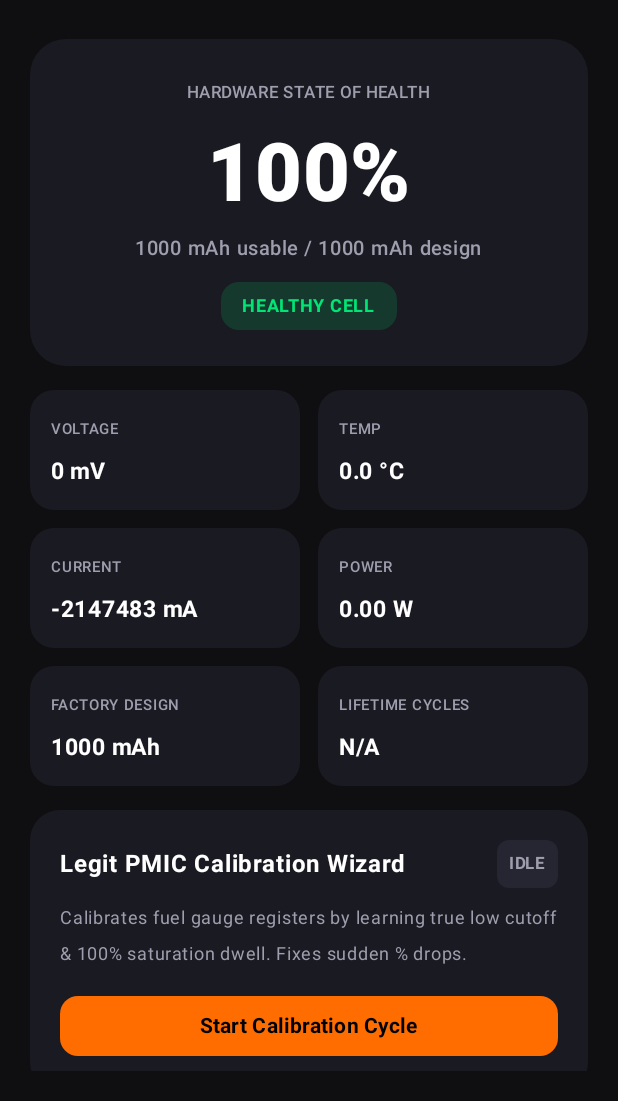
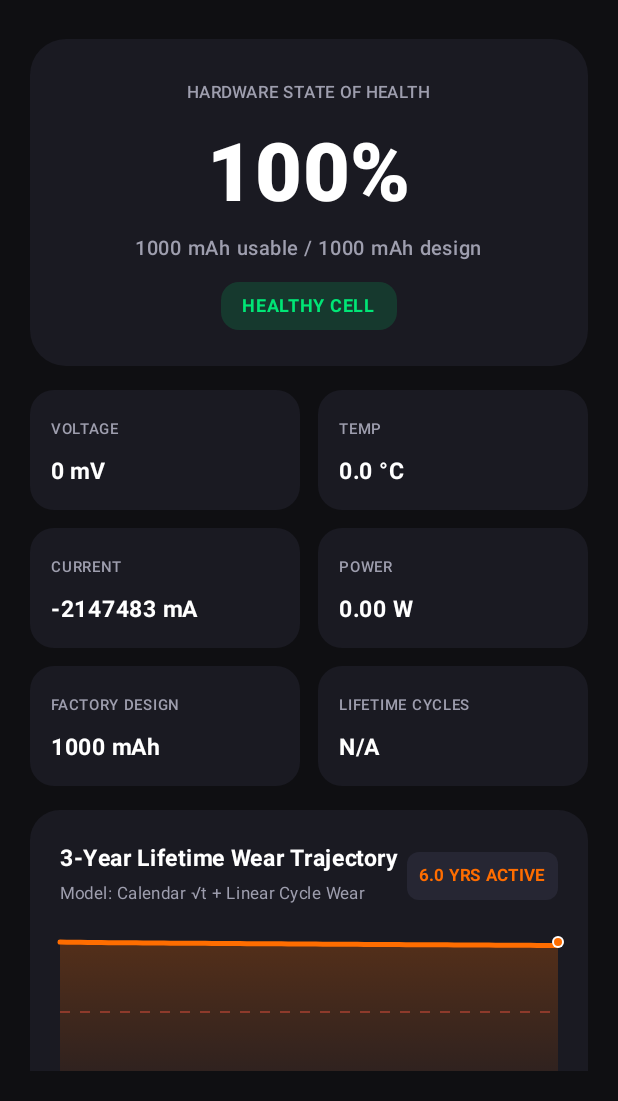
Before and after one commit to manuelmania93-svg/BatteryFox, an Android app built with Jetpack Compose: the screen it shows after launch (MainActivity), on a phone screen of 412 x 824 dp, the part 135-1236 px from its top. Run offline under Robolectric (Android 15) with nearby library versions, the light colour scheme and no system bars.

Commit message:
feat(ui): plug LifetimeWearCard into Dashboard with OTA-resilient device age calculation

```diff
--- a/app/src/main/java/com/batteryfox/app/presentation/ui/DashboardScreen.kt
+++ b/app/src/main/java/com/batteryfox/app/presentation/ui/DashboardScreen.kt
@@ -23,6 +23,7 @@ import androidx.compose.ui.unit.dp
 import androidx.compose.ui.unit.sp
 import com.batteryfox.app.R
 import com.batteryfox.app.presentation.theme.*
+import com.batteryfox.app.presentation.ui.components.LifetimeWearCard
 import com.batteryfox.app.presentation.viewmodel.BatteryViewModel
 import com.batteryfox.app.presentation.viewmodel.CalibrationStep
 
@@ -146,6 +147,14 @@ fun DashboardScreen(viewModel: BatteryViewModel) {
             TelemetryCard(title = "FACTORY DESIGN", value = "${state.factoryDesignMah} mAh", modifier = Modifier.weight(1f))
             TelemetryCard(title = "LIFETIME CYCLES", value = state.cycleCount?.toString() ?: "N/A", modifier = Modifier.weight(1f))
         }
+
+        // --- Milestone v1.1: 3-4 Year Lifetime Degradation Graph ---
+        Spacer(modifier = Modifier.height(16.dp))
+        LifetimeWearCard(
+            currentHealthPercent = state.estimatedHealthPercent,
+            cycleCount = state.cycleCount ?: 0,
+            yearsActive = state.yearsActive
+        )
 
         // --- Active Legit PMIC Calibration Wizard Card ---
         Spacer(modifier = Modifier.height(16.dp))
--- a/app/src/main/java/com/batteryfox/app/presentation/viewmodel/BatteryViewModel.kt
+++ b/app/src/main/java/com/batteryfox/app/presentation/viewmodel/BatteryViewModel.kt
@@ -39,6 +39,7 @@ data class DashboardState(
     val currentMa: Int = 0,
     val wattage: Float = 0f,
     val cycleCount: Int? = null,
+    val yearsActive: Float = 3.5f,
     val estimatedHealthPercent: Float = 100f,
     val factoryDesignMah: Int = 0,
     val currentAvailableMah: Int = 0,
@@ -93,6 +94,12 @@ class BatteryViewModel(application: Application) : AndroidViewModel(application)
         val isDualCell = voltage > 5000
         val designMah = getFactoryDesignCapacityMah(context)
 
+        // Device Age Estimation (Resilient against recent OTA update timestamps)
+        val nowMs = System.currentTimeMillis()
+        val buildYears = ((nowMs - Build.TIME).toDouble() / (1000L * 60 * 60 * 24 * 365.25)).toFloat()
+        val cycleDerivedYears = if ((cycles ?: 0) > 0) (cycles!!.toFloat() / 520f) else 1.0f
+        val resolvedYears = max(buildYears, cycleDerivedYears).coerceIn(0.5f, 6.0f)
+
         val calculatedHealth = if (cycles != null && cycles > 0) {
             val wear = cycles * 0.0225f
             max(50f, 100f - wear)
@@ -104,6 +111,7 @@ class BatteryViewModel(application: Application) : AndroidViewModel(application)
         val perCellVoltage = if (isDualCell) voltage / 2 else voltage
         val isDrifted = (soc > 20 && perCellVoltage < 3500) || (soc < 80 && perCellVoltage > 4300)
 
+        // Calibration Step Progression
         when (_state.value.calibrationStep) {
             CalibrationStep.DISCHARGING -> {
                 if (soc <= 5 || perCellVoltage < 3450) {
@@ -134,6 +142,7 @@ class BatteryViewModel(application: Application) : AndroidViewModel(application)
             currentMa = currentMa,
             wattage = powerWatts,
             cycleCount = cycles,
+            yearsActive = resolvedYears,
             factoryDesignMah = designMah,
             currentAvailableMah = availableMah,
             isDualCell = isDualCell,
```
